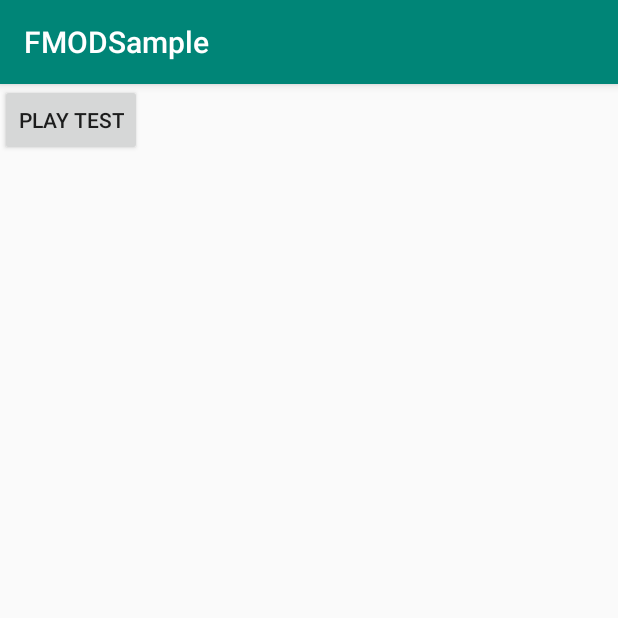
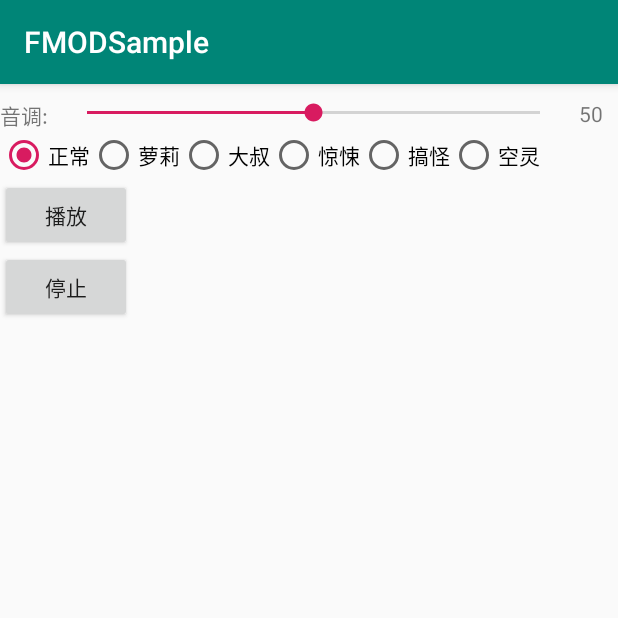
Before and after one commit to yangjinze/FMODSample, an Android app: the screen it shows after launch (MainActivity), on a phone screen of 412 x 824 dp, the top half of it. Run offline under Robolectric (Android 15) with nearby library versions, the phone set to English and light mode, and no system bars.

Commit message:
参考并增加播放示例

```diff
--- a/app/src/main/java/com/yjz/ndk/fmodsample/FMODTools.java
+++ b/app/src/main/java/com/yjz/ndk/fmodsample/FMODTools.java
@@ -7,8 +7,9 @@ package com.yjz.ndk.fmodsample;
  */
 public class FMODTools {
 
-    public static native void changeVoice(String filePath, int mode);
+    public static native void play(String filePath, int mode);
 
+    public static native void release();
     static {
         System.loadLibrary("fmodtools");
 
--- a/app/src/main/res/layout/activity_main.xml
+++ b/app/src/main/res/layout/activity_main.xml
@@ -7,10 +7,85 @@
     android:orientation="vertical"
     tools:context=".MainActivity">
 
+    <RelativeLayout
+        android:layout_width="match_parent"
+        android:layout_height="wrap_content"
+        android:layout_marginTop="10dp">
+        <TextView
+            android:id="@+id/tv_pitch_title"
+            android:layout_width="wrap_content"
+            android:layout_height="wrap_content"
+            android:text="音调:"/>
+        <SeekBar
+            android:id="@+id/seekBar_pitch"
+            android:layout_marginLeft="10dp"
+            android:layout_toRightOf="@id/tv_pitch_title"
+            android:layout_toLeftOf="@id/tv_pitch"
+            android:layout_width="match_parent"
+            android:layout_height="wrap_content"
+            android:max="100"
+            android:progress="50"/>
+        <TextView
+            android:id="@+id/tv_pitch"
+            android:layout_alignParentRight="true"
+            android:layout_marginRight="10dp"
+            android:layout_marginLeft="10dp"
+            android:layout_width="wrap_content"
+            android:layout_height="wrap_content"
+            android:text="50"/>
+    </RelativeLayout>
+
+    <RadioGroup
+        android:id="@+id/rg_model"
+        android:layout_width="match_parent"
+        android:layout_height="wrap_content"
+        android:orientation="horizontal">
+        <RadioButton
+            android:id="@+id/rb_normal"
+            android:checked="true"
+            android:layout_width="wrap_content"
+            android:layout_height="wrap_content"
+            android:text="正常"/>
+
+        <RadioButton
+            android:id="@+id/rb_luoli"
+            android:layout_width="wrap_content"
+            android:layout_height="wrap_content"
+            android:text="萝莉"/>
+
+        <RadioButton
+            android:id="@+id/rb_dashu"
+            android:layout_width="wrap_content"
+            android:layout_height="wrap_content"
+            android:text="大叔"/>
+
+        <RadioButton
+            android:id="@+id/rb_jingsong"
+            android:layout_width="wrap_content"
+            android:layout_height="wrap_content"
+            android:text="惊悚"/>
+
+        <RadioButton
+            android:id="@+id/rb_gaoguai"
+            android:layout_width="wrap_content"
+            android:layout_height="wrap_content"
+            android:text="搞怪"/>
+
+        <RadioButton
+            android:id="@+id/rb_kongling"
+            android:layout_width="wrap_content"
+            android:layout_height="wrap_content"
+            android:text="空灵"/>
+    </RadioGroup>
+
     <Button
         android:layout_width="wrap_content"
         android:layout_height="wrap_content"
-        android:text="play test"
-        android:onClick="playTest"/>
-
+        android:text="播放"
+        android:onClick="play"/>
+    <Button
+        android:layout_width="wrap_content"
+        android:layout_height="wrap_content"
+        android:text="停止"
+        android:onClick="stop"/>
 </LinearLayout>
```
Also changed, not shown: app/src/main/java/com/yjz/ndk/fmodsample/MainActivity.java (+50 -4 lines), 1 other file.
